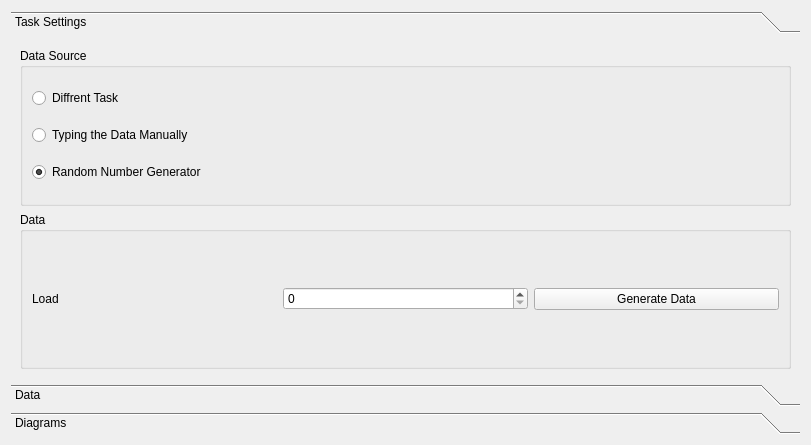
Above: src/UI/TaskTabWidget.ui from TheMHMoritz3/OpenCLScheduler before the change. Below: the same form after it.
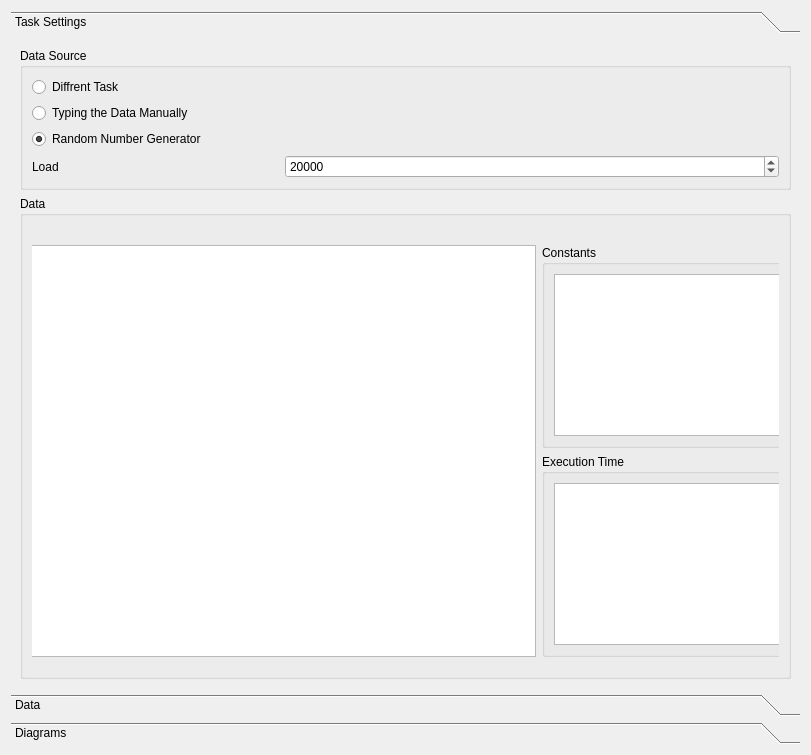
That is the form after the change. The open tabs and pages were chosen to show the change.

Patch:
```diff
--- a/src/UI/TaskTabWidget.ui
+++ b/src/UI/TaskTabWidget.ui
@@ -7,7 +7,7 @@
     <x>0</x>
     <y>0</y>
     <width>811</width>
-    <height>445</height>
+    <height>755</height>
    </rect>
   </property>
   <property name="windowTitle">
@@ -25,42 +25,13 @@
         <x>0</x>
         <y>0</y>
         <width>793</width>
-        <height>346</height>
+        <height>656</height>
        </rect>
       </property>
       <attribute name="label">
        <string>Task Settings</string>
       </attribute>
       <layout class="QGridLayout" name="gridLayout_2">
-       <item row="1" column="0">
-        <widget class="QGroupBox" name="groupBox_5">
-         <property name="title">
-          <string>Data</string>
-         </property>
-         <property name="flat">
-          <bool>true</bool>
-         </property>
-         <layout class="QHBoxLayout" name="horizontalLayout_7">
-          <item>
-           <widget class="QLabel" name="label">
-            <property name="text">
-             <string>Load</string>
-            </property>
-           </widget>
-          </item>
-          <item>
-           <widget class="QSpinBox" name="spinBox"/>
-          </item>
-          <item>
-           <widget class="QPushButton" name="pushButton">
-            <property name="text">
-             <string>Generate Data</string>
-            </property>
-           </widget>
-          </item>
-         </layout>
-        </widget>
-       </item>
        <item row="0" column="0">
         <widget class="QGroupBox" name="groupBox_4">
          <property name="title">
@@ -69,23 +40,29 @@
          <property name="flat">
           <bool>true</bool>
          </property>
-         <layout class="QVBoxLayout" name="verticalLayout">
-          <item>
-           <widget class="QRadioButton" name="radioButton">
+         <layout class="QGridLayout" name="gridLayout_3">
+          <item row="0" column="0">
+           <widget class="QRadioButton" name="DiffrentTaksRadioButton">
             <property name="text">
              <string>Diffrent Task</string>
             </property>
            </widget>
           </item>
-          <item>
-           <widget class="QRadioButton" name="radioButton_2">
+          <item row="5" column="0">
+           <widget class="QLabel" name="label">
+            <property name="sizePolicy">
+             <sizepolicy hsizetype="Preferred" vsizetype="Preferred">
+              <horstretch>1</horstretch>
+              <verstretch>0</verstretch>
+             </sizepolicy>
+            </property>
             <property name="text">
-             <string>Typing the Data Manually</string>
+             <string>Load</string>
             </property>
            </widget>
           </item>
-          <item>
-           <widget class="QRadioButton" name="radioButton_3">
+          <item row="2" column="0">
+           <widget class="QRadioButton" name="RandomNumberRadioButton">
             <property name="text">
              <string>Random Number Generator</string>
             </property>
@@ -94,6 +71,135 @@
             </property>
            </widget>
           </item>
+          <item row="1" column="0">
+           <widget class="QRadioButton" name="ManualDataRadioButton">
+            <property name="text">
+             <string>Typing the Data Manually</string>
+            </property>
+           </widget>
+          </item>
+          <item row="5" column="1">
+           <widget class="QSpinBox" name="spinBox">
+            <property name="sizePolicy">
+             <sizepolicy hsizetype="Minimum" vsizetype="Fixed">
+              <horstretch>2</horstretch>
+              <verstretch>0</verstretch>
+             </sizepolicy>
+            </property>
+            <property name="maximum">
+             <number>1000000</number>
+            </property>
+            <property name="value">
+             <number>20000</number>
+            </property>
+           </widget>
+          </item>
+         </layout>
+        </widget>
+       </item>
+       <item row="1" column="0">
+        <widget class="QGroupBox" name="groupBox_5">
+         <property name="title">
+          <string>Data</string>
+         </property>
+         <property name="flat">
+          <bool>true</bool>
+         </property>
+         <layout class="QHBoxLayout" name="horizontalLayout_7">
+          <item>
+           <widget class="QStackedWidget" name="stackedWidget">
+            <property name="enabled">
+             <bool>true</bool>
+            </property>
+            <property name="frameShape">
+             <enum>QFrame::NoFrame</enum>
+            </property>
+            <property name="frameShadow">
+             <enum>QFrame::Plain</enum>
+            </property>
+            <property name="currentIndex">
+             <number>2</number>
+            </property>
+            <widget class="QWidget" name="page_4"/>
+            <widget class="QWidget" name="page_6">
+             <widget class="QTableView" name="tableView_4">
+              <property name="geometry">
+               <rect>
+                <x>-9</x>
+                <y>20</y>
+                <width>513</width>
+                <height>412</height>
+               </rect>
+              </property>
+              <property name="sizePolicy">
+               <sizepolicy hsizetype="Expanding" vsizetype="Expanding">
+                <horstretch>2</horstretch>
+                <verstretch>2</verstretch>
+               </sizepolicy>
+              </property>
+             </widget>
+             <widget class="QGroupBox" name="groupBox_3">
+              <property name="geometry">
+               <rect>
+                <x>510</x>
+                <y>229</y>
+                <width>256</width>
+                <height>203</height>
+               </rect>
+              </property>
+              <property name="title">
+               <string>Execution Time</string>
+              </property>
+              <property name="flat">
+               <bool>true</bool>
+              </property>
+              <layout class="QHBoxLayout" name="horizontalLayout_8">
+               <item>
+                <widget class="QTableView" name="tableView_5"/>
+               </item>
+              </layout>
+             </widget>
+             <widget class="QGroupBox" name="groupBox_6">
+              <property name="geometry">
+               <rect>
+                <x>510</x>
+                <y>20</y>
+                <width>256</width>
+                <height>203</height>
+               </rect>
+              </property>
+              <property name="sizePolicy">
+               <sizepolicy hsizetype="Preferred" vsizetype="Preferred">
+                <horstretch>1</horstretch>
+                <verstretch>1</verstretch>
+               </sizepolicy>
+              </property>
+              <property name="title">
+               <string>Constants</string>
+              </property>
+              <property name="flat">
+               <bool>true</bool>
+              </property>
+              <layout class="QHBoxLayout" name="horizontalLayout_9">
+               <item>
+                <widget class="QTableView" name="tableView_6"/>
+               </item>
+              </layout>
+             </widget>
+            </widget>
+            <widget class="QWidget" name="page_5">
+             <layout class="QGridLayout" name="gridLayout_4">
+              <item row="0" column="0">
+               <widget class="QPushButton" name="GenerateDataButton">
+                <property name="text">
+                 <string>Generate Data</string>
+                </property>
+               </widget>
+              </item>
+             </layout>
+            </widget>
+           </widget>
+          </item>
          </layout>
         </widget>
        </item>
```
Left out of the diff: 34 changed lines with no effect on the pictures.
